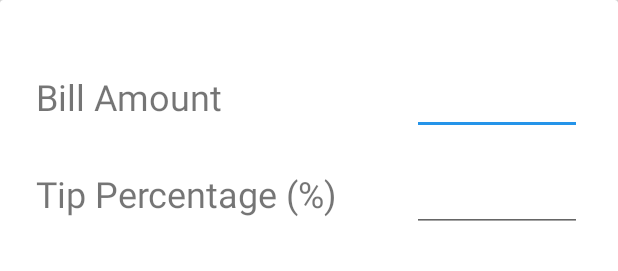
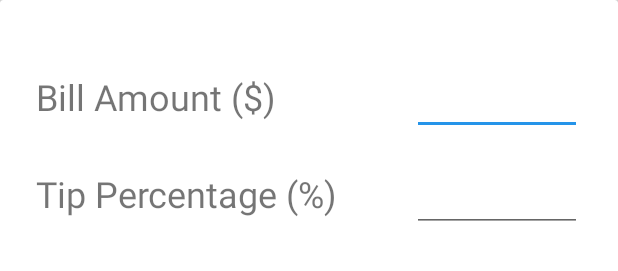
Before and after one commit to SeanTaylorLane/Tip-Calculator, an Android app: the layout activity_main.xml on its own in the app's theme, with its tools: preview values and no code run, on a phone screen of 412 x 824 dp. Shown: the top 271 px of the screen. Run offline under Robolectric (Android 15) with nearby library versions, the phone set to English and light mode, and no system bars.

```diff
--- a/app/src/main/res/layout/activity_main.xml
+++ b/app/src/main/res/layout/activity_main.xml
@@ -27,7 +27,7 @@
                     android:layout_height="wrap_content"
                     android:layout_marginStart="24dp"
                     android:layout_marginTop="48dp"
-                    android:text="Bill Amount"
+                    android:text="Bill Amount ($)"
                     android:textSize="24sp"
                     app:layout_constraintStart_toStartOf="parent"
                     app:layout_constraintTop_toTopOf="parent" />
```
Also changed, not shown: app/src/main/java/com/example/sean/tipcalculator/MainActivity.java (+24 -5 lines), 12 other files.
